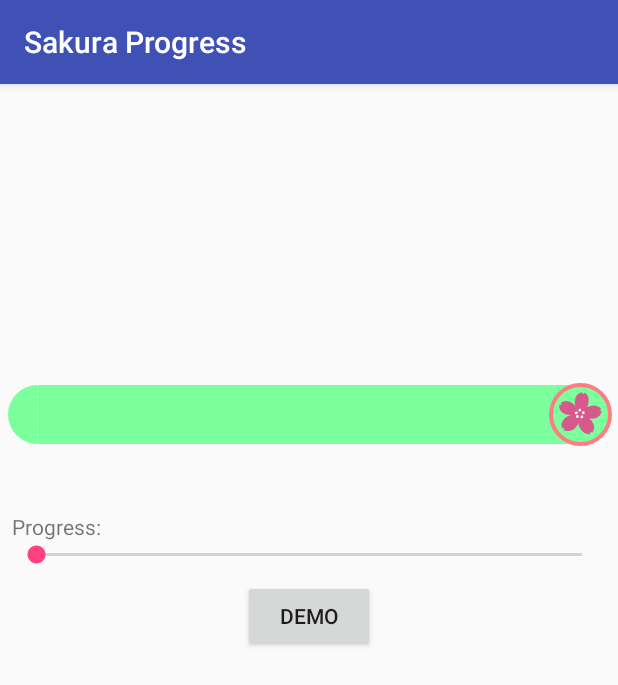
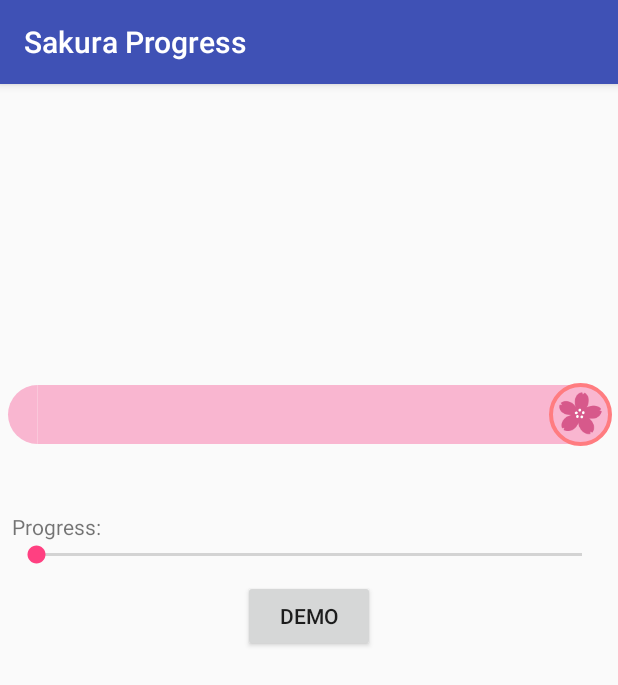
Before and after one commit to silviusko/Sakura-Progress, an Android app: the screen it shows after launch (MainActivity), on a phone screen of 412 x 824 dp. Shown: the top 685 px of the screen. Run offline under Robolectric (Android 15) with nearby library versions, the phone set to English and light mode, and no system bars.

Commit message:
@Adjust the meadow color

```diff
--- a/app/src/main/res/values/colors.xml
+++ b/app/src/main/res/values/colors.xml
@@ -4,5 +4,5 @@
     <color name="colorPrimaryDark">#303F9F</color>
     <color name="colorAccent">#FF4081</color>
     <color name="colorPetal">#FF7C80</color>
-    <color name="colorMeadow">#7cff9d</color>
+    <color name="colorMeadow">#f9b6d0</color>
 </resources>
```
